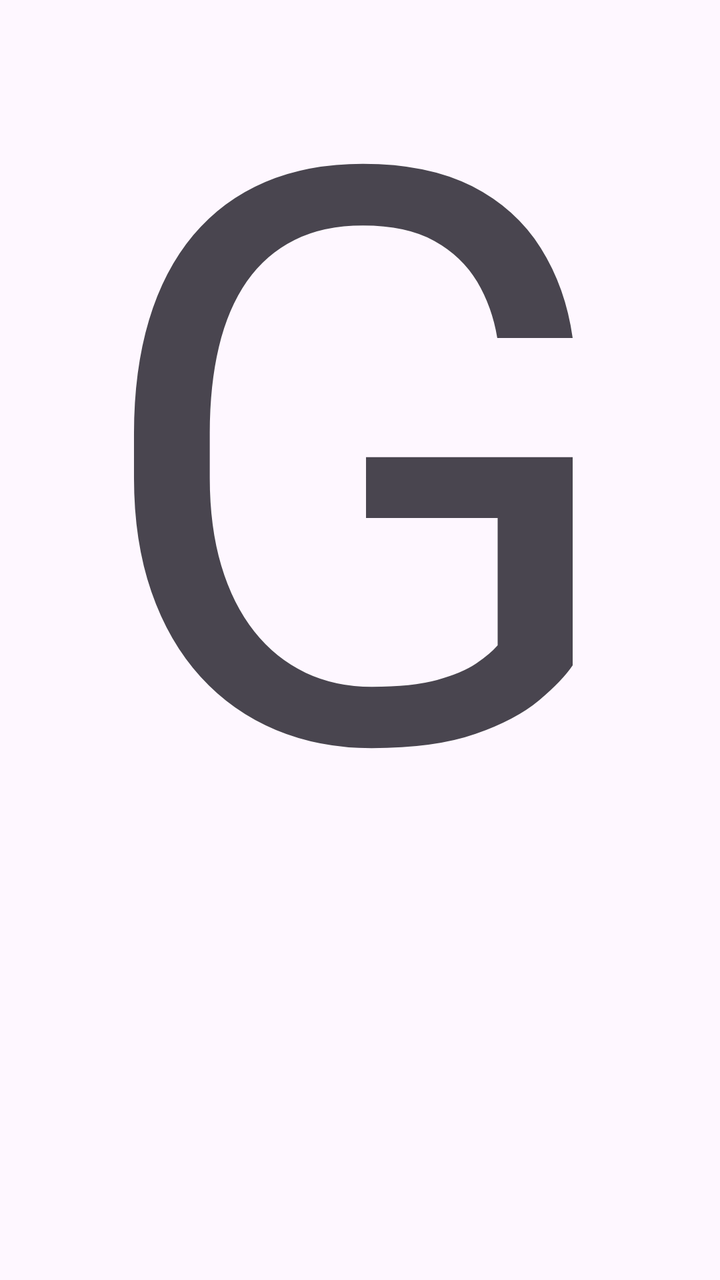
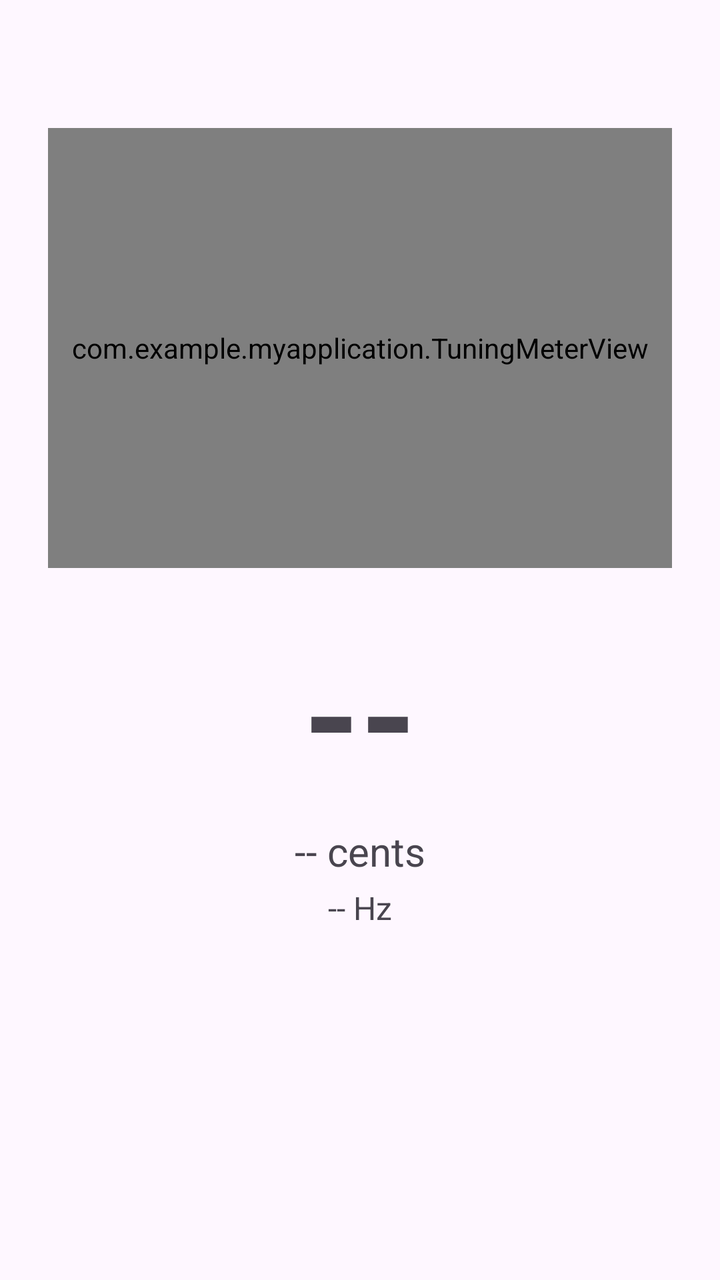

Two renders of the same Android screen: before a commit and after it. Below are the layout's source before the change and the commit's diff.
<!-- AndroidManifest.xml: application theme Theme.MyApplication -->
<!-- res/layout/activity_main.xml -->
<?xml version="1.0" encoding="utf-8"?>
<LinearLayout xmlns:android="http://schemas.android.com/apk/res/android"
    xmlns:tools="http://schemas.android.com/tools"
    android:id="@+id/main"
    android:layout_width="match_parent"
    android:layout_height="match_parent"
    android:layout_margin="20dp"
    android:orientation="vertical"
    android:layout_gravity="center"
    tools:context=".MainActivity">

    <TextView
        android:id="@+id/noteLetter"
        android:layout_width="wrap_content"
        android:layout_height="wrap_content"
        android:layout_gravity="center"
        android:layout_marginTop="200dp"
        android:scaleX="20"
        android:scaleY="20"
        android:text="@string/g"
        android:textAlignment="center"
        android:textSize="20sp" />


</LinearLayout>
<!-- resources referenced by this layout -->
<resources>
  <string name="g">G</string>
  <style name="Theme.MyApplication" parent="Base.Theme.MyApplication" />
  <style name="Base.Theme.MyApplication" parent="Theme.Material3.DayNight.NoActionBar">
          
          
      </style>
</resources>

<!-- the commit's change to res/layout/activity_main.xml (unified diff, before → after) -->
@@ -4,22 +4,47 @@
     android:id="@+id/main"
     android:layout_width="match_parent"
     android:layout_height="match_parent"
-    android:layout_margin="20dp"
     android:orientation="vertical"
-    android:layout_gravity="center"
+    android:gravity="center_horizontal"
+    android:padding="24dp"
     tools:context=".MainActivity">
 
+    
+    <com.example.myapplication.TuningMeterView
+    android:id="@+id/tuningMeter"
+    android:layout_width="match_parent"
+    android:layout_height="220dp"
+    android:layout_marginTop="40dp" />
+
+    
     <TextView
         android:id="@+id/noteLetter"
         android:layout_width="wrap_content"
         android:layout_height="wrap_content"
-        android:layout_gravity="center"
-        android:layout_marginTop="200dp"
-        android:scaleX="20"
-        android:scaleY="20"
-        android:text="@string/g"
-        android:textAlignment="center"
-        android:textSize="20sp" />
+        android:layout_marginTop="24dp"
+        android:text="@string/placeholder_note"
+        android:textSize="72sp"
+        android:textStyle="bold"
+        android:textAlignment="center" />
 
+    
+    <TextView
+        android:id="@+id/centsLabel"
+        android:layout_width="wrap_content"
+        android:layout_height="wrap_content"
+        android:layout_marginTop="8dp"
+        android:text="@string/placeholder_cents"
+        android:textSize="20sp"
+        android:textAlignment="center" />
+
+    
+    <TextView
+        android:id="@+id/freqLabel"
+        android:layout_width="wrap_content"
+        android:layout_height="wrap_content"
+        android:layout_marginTop="4dp"
+        android:text="@string/placeholder_hz"
+        android:textSize="16sp"
+        android:textAlignment="center" />
 
 </LinearLayout>
<!-- resource entries referenced after the edit -->
@@ -1,6 +1,8 @@
 <!-- resources referenced by this layout -->
 <resources>
-  <string name="g">G</string>
+  <string name="placeholder_cents">-- cents</string>
+  <string name="placeholder_hz">-- Hz</string>
+  <string name="placeholder_note">--</string>
   <style name="Theme.MyApplication" parent="Base.Theme.MyApplication" />
   <style name="Base.Theme.MyApplication" parent="Theme.Material3.DayNight.NoActionBar">
           
